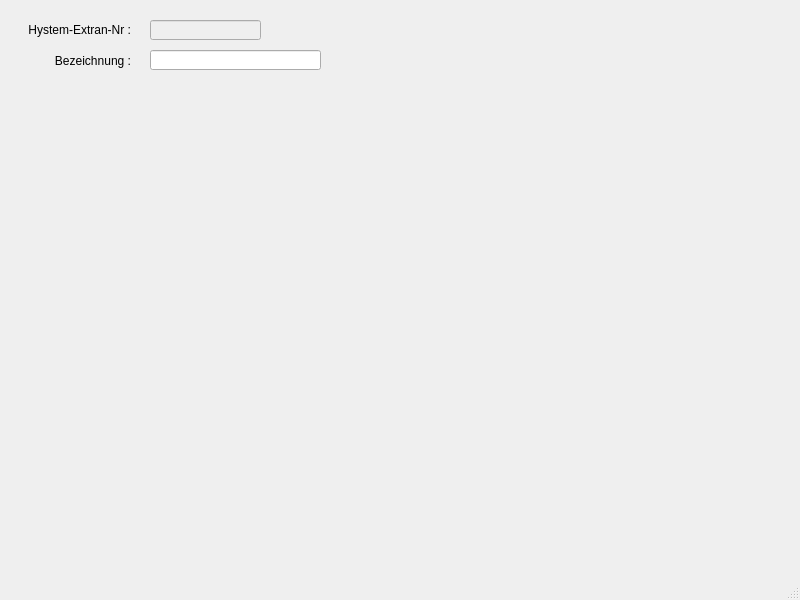
hoettges/QKan, file templates/pumpentypen.ui: the form before one commit.
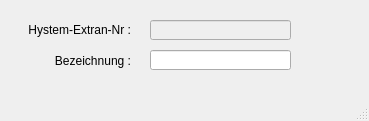
The form after the commit.

Patch:
```diff
--- a/templates/pumpentypen.ui
+++ b/templates/pumpentypen.ui
@@ -6,8 +6,8 @@
    <rect>
     <x>0</x>
     <y>0</y>
-    <width>800</width>
-    <height>600</height>
+    <width>369</width>
+    <height>121</height>
    </rect>
   </property>
   <property name="windowTitle">
@@ -49,6 +49,19 @@
      <set>Qt::AlignRight|Qt::AlignTrailing|Qt::AlignVCenter</set>
     </property>
    </widget>
+   <widget class="QLineEdit" name="bezeichnung">
+    <property name="geometry">
+     <rect>
+      <x>150</x>
+      <y>50</y>
+      <width>141</width>
+      <height>20</height>
+     </rect>
+    </property>
+    <property name="text">
+     <string/>
+    </property>
+   </widget>
    <widget class="QLineEdit" name="he_nr">
     <property name="enabled">
      <bool>false</bool>
@@ -57,7 +70,7 @@
      <rect>
       <x>150</x>
       <y>20</y>
-      <width>111</width>
+      <width>141</width>
       <height>20</height>
      </rect>
     </property>
@@ -74,19 +87,6 @@
      <bool>true</bool>
     </property>
    </widget>
-   <widget class="QLineEdit" name="bezeichnung">
-    <property name="geometry">
-     <rect>
-      <x>150</x>
-      <y>50</y>
-      <width>171</width>
-      <height>20</height>
-     </rect>
-    </property>
-    <property name="text">
-     <string/>
-    </property>
-   </widget>
   </widget>
   <widget class="QStatusBar" name="statusbar"/>
  </widget>
```
